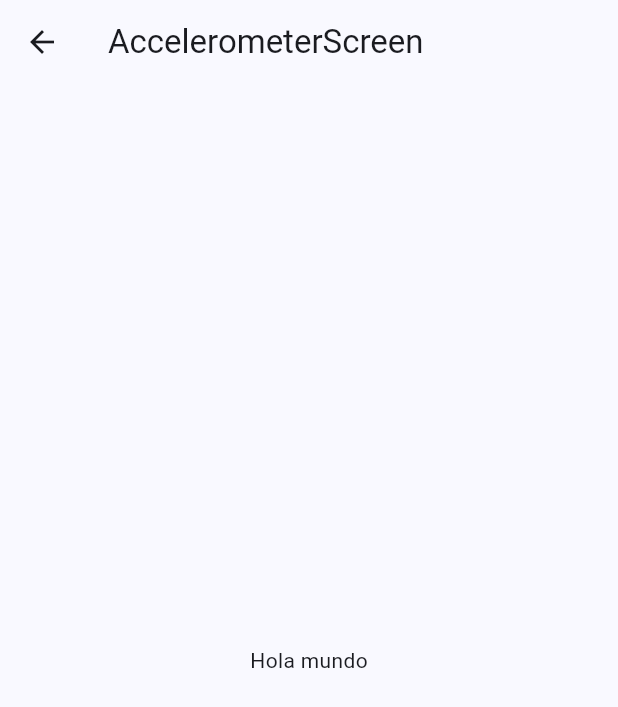
After one commit to Williamparededl1/miscelaneos, a Flutter app: the AccelerometerScreen screen opened directly, on a phone screen of 412 x 824 dp. The commit adds this screen. Shown: the top 707 px of the screen. Run offline on Flutter 3.47's test engine with Material 3 defaults, Android fonts, the phone set to English and light mode, and no system bars; our stand-ins replace flutter_riverpod, go_router, google_fonts, permission_handler.

Commit message:
Creacion de las vistas del menu

```diff
--- a/lib/config/router/app_router.dart
+++ b/lib/config/router/app_router.dart
@@ -10,4 +10,24 @@ final router = GoRouter(routes: [
     path: '/permissions',
     builder: (context, state) => const PermissionsScreen(),
   ),
+  GoRoute(
+    path: '/permissions',
+    builder: (context, state) => const PermissionsScreen(),
+  ),
+  GoRoute(
+    path: '/permissions',
+    builder: (context, state) => const PermissionsScreen(),
+  ),
+  GoRoute(
+    path: '/permissions',
+    builder: (context, state) => const PermissionsScreen(),
+  ),
+  GoRoute(
+    path: '/permissions',
+    builder: (context, state) => const PermissionsScreen(),
+  ),
+  GoRoute(
+    path: '/permissions',
+    builder: (context, state) => const PermissionsScreen(),
+  ),
 ]);
--- a/lib/presentation/screens/screens.dart
+++ b/lib/presentation/screens/screens.dart
@@ -1,2 +1,3 @@
 export 'home/home_screen.dart';
 export 'permissions/permissions_screen.dart';
+export 'sensors/sensors.dart';
--- /dev/null
+++ b/lib/presentation/screens/sensors/accelerometer_screen.dart
@@ -0,0 +1,17 @@
+import 'package:flutter/material.dart';
+
+class AccelerometerScreen extends StatelessWidget {
+  const AccelerometerScreen({super.key});
+
+  @override
+  Widget build(BuildContext context) {
+    return Scaffold(
+      appBar: AppBar(
+        title: const Text('AccelerometerScreen'),
+      ),
+      body: const Center(
+        child: Text('Hola mundo'),
+      ),
+    );
+  }
+}
--- /dev/null
+++ b/lib/presentation/screens/sensors/sensors.dart
@@ -0,0 +1,5 @@
+export 'accelerometer_screen.dart';
+export 'compass_screen.dart';
+export 'gyroscope_screen.dart';
+export 'gyroscope_ball_screen.dart';
+export 'magnetometer_screen.dart';
```
Also changed, not shown: lib/presentation/screens/sensors/compass_screen.dart (added, +17 -0 lines), lib/presentation/screens/sensors/gyroscope_ball_screen.dart (added, +17 -0 lines), lib/presentation/screens/sensors/gyroscope_screen.dart (added, +17 -0 lines), lib/presentation/screens/sensors/magnetometer_screen.dart (added, +17 -0 lines).
